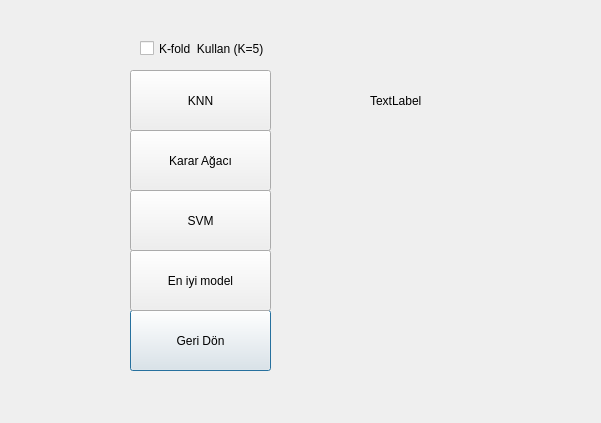
Qt form ModelMenu.ui (kerem37mert/machine-learning-gui-project) before a commit.
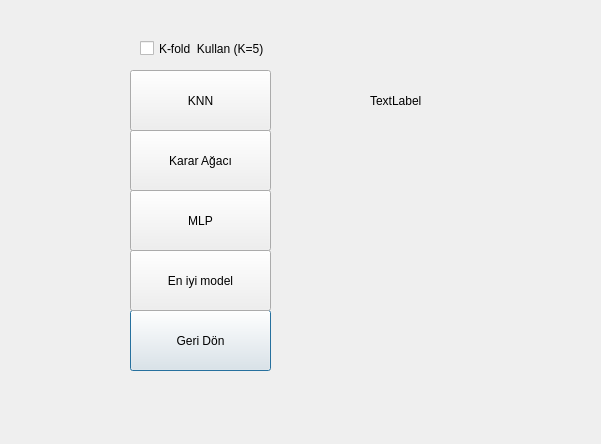
The same form after that commit.

```diff
--- a/ModelMenu.ui
+++ b/ModelMenu.ui
@@ -7,7 +7,7 @@
     <x>0</x>
     <y>0</y>
     <width>601</width>
-    <height>423</height>
+    <height>444</height>
    </rect>
   </property>
   <property name="windowTitle">
@@ -36,7 +36,7 @@
     </rect>
    </property>
    <property name="text">
-    <string>SVM</string>
+    <string>MLP</string>
    </property>
   </widget>
   <widget class="QPushButton" name="button2">
```
